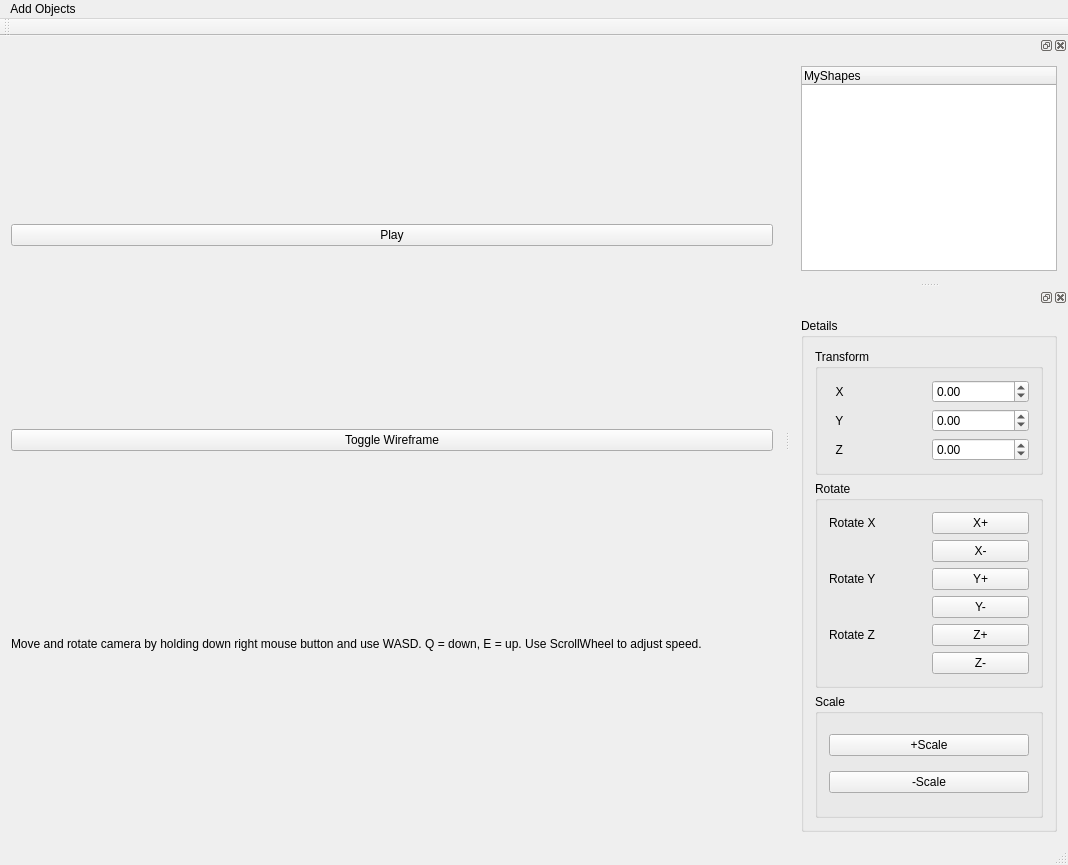
This is mainwindow.ui in FredrikEik/Game_Engine_Architecture as Qt 5 draws it before an edit. The edited form follows.
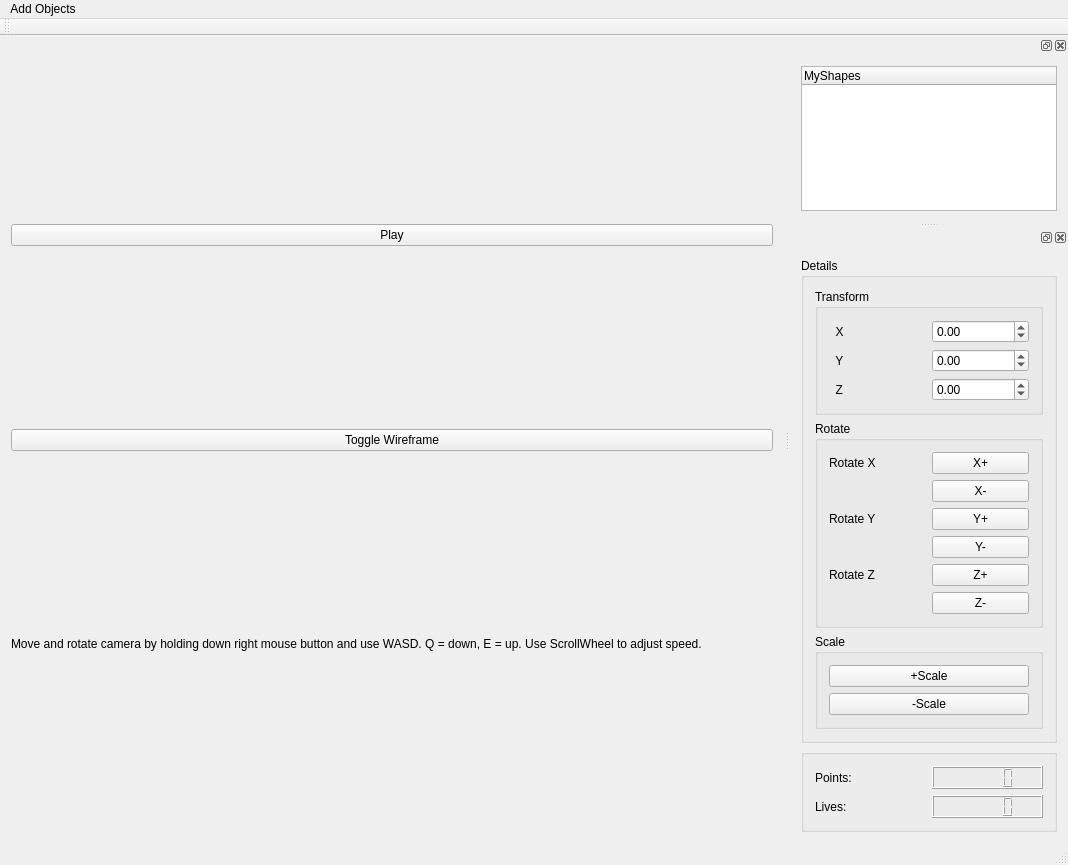
This is the edited form.

```diff
--- a/mainwindow.ui
+++ b/mainwindow.ui
@@ -282,6 +282,48 @@
        </layout>
       </widget>
      </item>
+     <item>
+      <spacer name="verticalSpacer">
+       <property name="orientation">
+        <enum>Qt::Vertical</enum>
+       </property>
+       <property name="sizeHint" stdset="0">
+        <size>
+         <width>20</width>
+         <height>40</height>
+        </size>
+       </property>
+      </spacer>
+     </item>
+     <item>
+      <widget class="QGroupBox" name="groupBox">
+       <property name="title">
+        <string/>
+       </property>
+       <layout class="QGridLayout" name="gridLayout_5">
+        <item row="0" column="0">
+         <widget class="QLabel" name="label_8">
+          <property name="text">
+           <string>Points:</string>
+          </property>
+         </widget>
+        </item>
+        <item row="1" column="1">
+         <widget class="QLCDNumber" name="LiveCount"/>
+        </item>
+        <item row="1" column="0">
+         <widget class="QLabel" name="label_9">
+          <property name="text">
+           <string>Lives:</string>
+          </property>
+         </widget>
+        </item>
+        <item row="0" column="1">
+         <widget class="QLCDNumber" name="PointCount"/>
+        </item>
+       </layout>
+      </widget>
+     </item>
     </layout>
    </widget>
   </widget>
```
Left out of the diff: 4 changed lines with no effect on the pictures.
